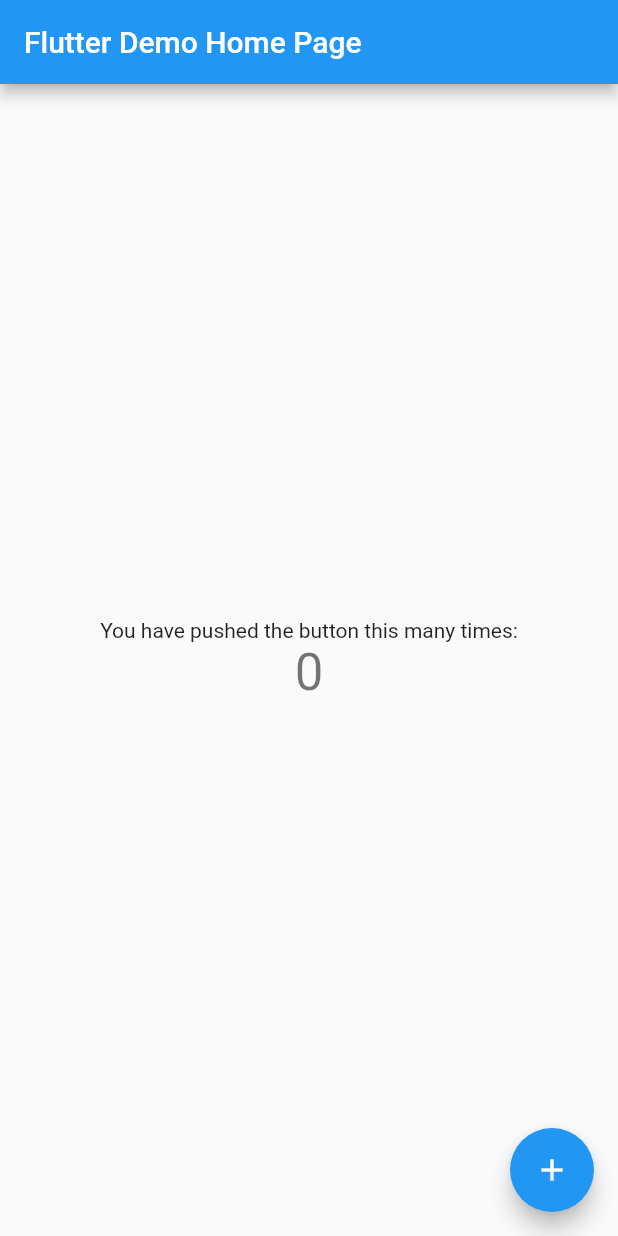
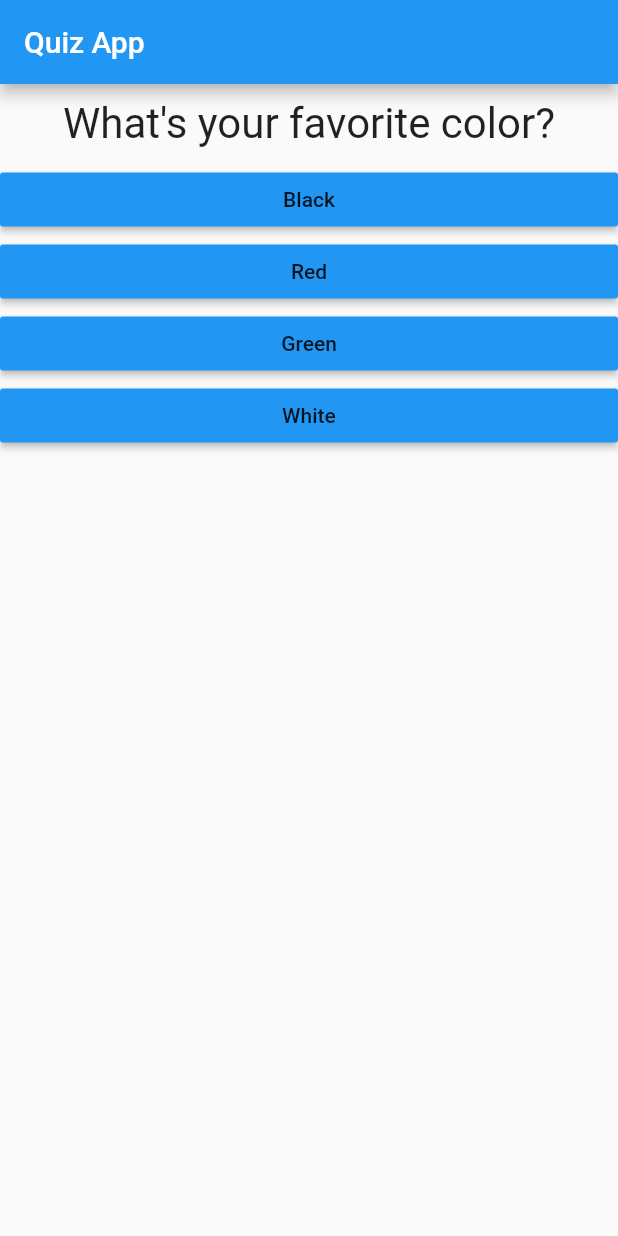
Before and after one commit to cuongdq19/flutter_complete_guide, a Flutter app: the screen it shows after launch, on a phone screen of 412 x 824 dp. Run offline on Flutter 3.47's test engine with Material 2 defaults, Android fonts, the phone set to English and light mode, and no system bars.

Commit message:
Flutter Basics [QUIZ APP]

```diff
--- /dev/null
+++ b/lib/answer.dart
@@ -0,0 +1,20 @@
+import 'package:flutter/material.dart';
+
+class Answer extends StatelessWidget {
+  final Function selectHandler;
+  final String answerText;
+
+  Answer(this.answerText, this.selectHandler);
+
+  @override
+  Widget build(BuildContext context) {
+    return Container(
+      width: double.infinity,
+      child: RaisedButton(
+        color: Colors.blue,
+        child: Text(answerText),
+        onPressed: selectHandler,
+      ),
+    );
+  }
+}
--- a/lib/main.dart
+++ b/lib/main.dart
@@ -1,117 +1,77 @@
 import 'package:flutter/material.dart';
 
-void main() {
-  runApp(MyApp());
+import './result.dart';
+import './quiz.dart';
+
+void main() => runApp(MyApp());
+
+class MyApp extends StatefulWidget {
+  @override
+  _MyAppState createState() => _MyAppState();
 }
 
-class MyApp extends StatelessWidget {
-  // This widget is the root of your application.
-  @override
-  Widget build(BuildContext context) {
-    return MaterialApp(
-      title: 'Flutter Demo',
-      theme: ThemeData(
-        // This is the theme of your application.
-        //
-        // Try running your application with "flutter run". You'll see the
-        // application has a blue toolbar. Then, without quitting the app, try
-        // changing the primarySwatch below to Colors.green and then invoke
-        // "hot reload" (press "r" in the console where you ran "flutter run",
-        // or simply save your changes to "hot reload" in a Flutter IDE).
-        // Notice that the counter didn't reset back to zero; the application
-        // is not restarted.
-        primarySwatch: Colors.blue,
-        // This makes the visual density adapt to the platform that you run
-        // the app on. For desktop platforms, the controls will be smaller and
-        // closer together (more dense) than on mobile platforms.
-        visualDensity: VisualDensity.adaptivePlatformDensity,
-      ),
-      home: MyHomePage(title: 'Flutter Demo Home Page'),
-    );
+class _MyAppState extends State<MyApp> {
+  var _questionIndex = 0;
+  var _totalScore = 0;
+  final _questions = const [
+    {
+      'questionText': 'What\'s your favorite color?',
+      'answers': [
+        {'text': 'Black', 'score': 10},
+        {'text': 'Red', 'score': 5},
+        {'text': 'Green', 'score': 3},
+        {'text': 'White', 'score': 1},
+      ],
+    },
+    {
+      'questionText': 'What\'s your favorite animal?',
+      'answers': [
+        {'text': 'Rabbit', 'score': 3},
+        {'text': 'Snake', 'score': 11},
+        {'text': 'Elephant', 'score': 5},
+        {'text': 'Lion', 'score': 9},
+      ],
+    },
+    {
+      'questionText': 'Who\'s your favorite instructor?',
+      'answers': [
+        {'text': 'Max', 'score': 1},
+        {'text': 'Max', 'score': 1},
+        {'text': 'Max', 'score': 1},
+        {'text': 'Max', 'score': 1},
+      ],
+    },
+  ];
+
+  void _answerQuestion(int score) {
+    setState(() {
+      _totalScore += score;
+      _questionIndex++;
+    });
   }
-}
 
-class MyHomePage extends StatefulWidget {
-  MyHomePage({Key key, this.title}) : super(key: key);
-
-  // This widget is the home page of your application. It is stateful, meaning
-  // that it has a State object (defined below) that contains fields that affect
-  // how it looks.
-
-  // This class is the configuration for the state. It holds the values (in this
-  // case the title) provided by the parent (in this case the App widget) and
-  // used by the build method of the State. Fields in a Widget subclass are
-  // always marked "final".
-
-  final String title;
-
-  @override
-  _MyHomePageState createState() => _MyHomePageState();
-}
-
-class _MyHomePageState extends State<MyHomePage> {
-  int _counter = 0;
-
-  void _incrementCounter() {
+  void _resetQuiz() {
     setState(() {
-      // This call to setState tells the Flutter framework that something has
-      // changed in this State, which causes it to rerun the build method below
-      // so that the display can reflect the updated values. If we changed
-      // _counter without calling setState(), then the build method would not be
-      // called again, and so nothing would appear to happen.
-      _counter++;
+      _questionIndex = 0;
+      _totalScore = 0;
     });
   }
 
   @override
   Widget build(BuildContext context) {
-    // This method is rerun every time setState is called, for instance as done
-    // by the _incrementCounter method above.
-    //
-    // The Flutter framework has been optimized to make rerunning build methods
-    // fast, so that you can just rebuild anything that needs updating rather
-    // than having to individually change instances of widgets.
-    return Scaffold(
-      appBar: AppBar(
-        // Here we take the value from the MyHomePage object that was created by
-        // the App.build method, and use it to set our appbar title.
-        title: Text(widget.title),
+    return MaterialApp(
+      home: Scaffold(
+        appBar: AppBar(
+          title: Text('Quiz App'),
+        ),
+        body: _questionIndex < _questions.length
+            ? Quiz(
+                questions: _questions,
+                answerQuestion: _answerQuestion,
+                questionIndex: _questionIndex,
+              )
+            : Result(_totalScore, _resetQuiz),
       ),
-      body: Center(
-        // Center is a layout widget. It takes a single child and positions it
-        // in the middle of the parent.
-        child: Column(
-          // Column is also a layout widget. It takes a list of children and
-          // arranges them vertically. By default, it sizes itself to fit its
-          // children horizontally, and tries to be as tall as its parent.
-          //
-          // Invoke "debug painting" (press "p" in the console, choose the
-          // "Toggle Debug Paint" action from the Flutter Inspector in Android
-          // Studio, or the "Toggle Debug Paint" command in Visual Studio Code)
-          // to see the wireframe for each widget.
-          //
-          // Column has various properties to control how it sizes itself and
-          // how it positions its children. Here we use mainAxisAlignment to
-          // center the children vertically; the main axis here is the vertical
-          // axis because Columns are vertical (the cross axis would be
-          // horizontal).
-          mainAxisAlignment: MainAxisAlignment.center,
-          children: <Widget>[
-            Text(
-              'You have pushed the button this many times:',
-            ),
-            Text(
-              '$_counter',
-              style: Theme.of(context).textTheme.headline4,
-            ),
-          ],
-        ),
-      ),
-      floatingActionButton: FloatingActionButton(
-        onPressed: _incrementCounter,
-        tooltip: 'Increment',
-        child: Icon(Icons.add),
-      ), // This trailing comma makes auto-formatting nicer for build methods.
     );
   }
 }
--- /dev/null
+++ b/lib/question.dart
@@ -0,0 +1,20 @@
+import 'package:flutter/material.dart';
+
+class Question extends StatelessWidget {
+  final String questionText;
+
+  Question(this.questionText);
+
+  @override
+  Widget build(BuildContext context) {
+    return Container(
+      width: double.infinity,
+      margin: EdgeInsets.all(10),
+      child: Text(
+        questionText,
+        style: TextStyle(fontSize: 28),
+        textAlign: TextAlign.center,
+      ),
+    );
+  }
+}
--- /dev/null
+++ b/lib/quiz.dart
@@ -0,0 +1,34 @@
+import 'package:flutter/material.dart';
+
+import './question.dart';
+import './answer.dart';
+
+class Quiz extends StatelessWidget {
+  final List<Map<String, Object>> questions;
+  final int questionIndex;
+  final Function answerQuestion;
+
+  Quiz({
+    @required this.questions,
+    @required this.questionIndex,
+    @required this.answerQuestion,
+  });
+
+  @override
+  Widget build(BuildContext context) {
+    return Column(
+      children: [
+        Question(
+          questions[questionIndex]['questionText'],
+        ),
+        ...(questions[questionIndex]['answers'] as List<Map<String, Object>>)
+            .map((answer) {
+          return Answer(
+            answer['text'],
+            () => answerQuestion(answer['score']),
+          );
+        }).toList(),
+      ],
+    );
+  }
+}
--- /dev/null
+++ b/lib/result.dart
@@ -0,0 +1,43 @@
+import 'package:flutter/material.dart';
+
+class Result extends StatelessWidget {
+  final int result;
+  final Function resetQuiz;
+
+  Result(this.result, this.resetQuiz);
+
+  String get resultPhrase {
+    String resultText;
+    if (result <= 8) {
+      resultText = 'You are awesome and innocent!';
+    } else if (result <= 12) {
+      resultText = 'Pretty likeable!';
+    } else if (result <= 16) {
+      resultText = 'You are ... strange?!';
+    } else {
+      resultText = 'You are so bad!';
+    }
+
+    return resultText;
+  }
+
+  @override
+  Widget build(BuildContext context) {
+    return Center(
+      child: Column(
+        children: [
+          Text(
+            resultPhrase,
+            style: TextStyle(fontSize: 36, fontWeight: FontWeight.bold),
+            textAlign: TextAlign.center,
+          ),
+          FlatButton(
+            onPressed: resetQuiz,
+            child: Text('Restart Quiz!'),
+            textColor: Colors.blue,
+          )
+        ],
+      ),
+    );
+  }
+}
```
Also changed, not shown: 1 other file.
